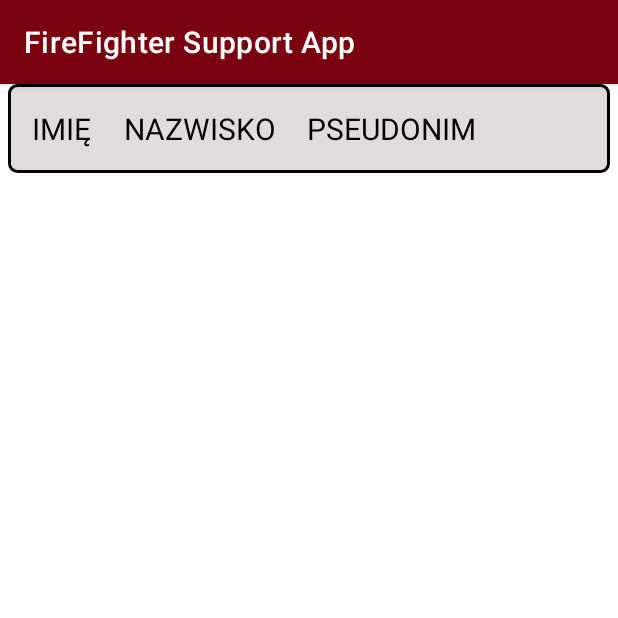
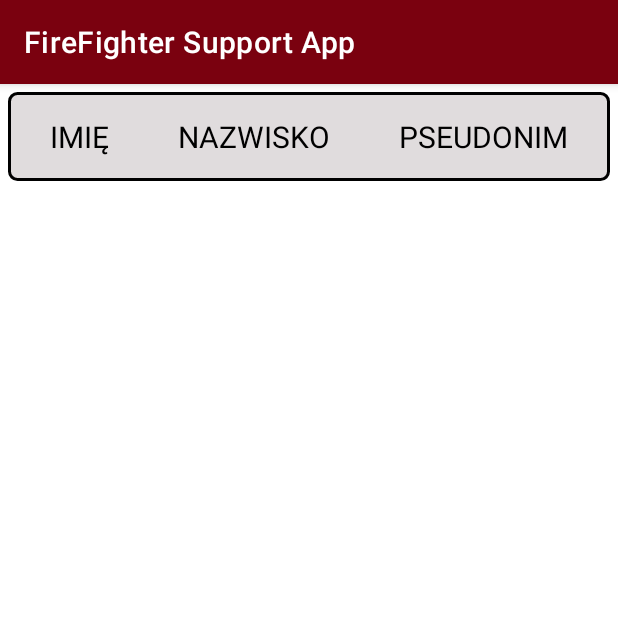
Before and after one commit to BartoszDolata/FirefighterSupportApp, an Android app: the DatabaseActivity screen opened directly, with no data from a screen before it, on a phone screen of 412 x 824 dp, the top half of it. Run offline under Robolectric (Android 15) with nearby library versions, the phone set to English and light mode, and no system bars.

Commit message:
Change layout_database

```diff
--- a/app/src/main/res/layout/activity_database.xml
+++ b/app/src/main/res/layout/activity_database.xml
@@ -7,56 +7,58 @@
     tools:context=".DatabaseActivity">
 
     <TableLayout
+        android:id="@+id/table"
         android:layout_width="match_parent"
         android:layout_height="wrap_content"
+        android:layout_margin="5dp"
+        android:background="@drawable/border"
         android:orientation="vertical"
-        android:layout_margin="5dp"
         android:padding="5dp"
-        android:textSize="18dp"
-        android:layout_marginEnd="0dp"
-        android:paddingEnd="0dp"
-        android:id="@+id/table"
-        android:background="@drawable/border"
-        tools:ignore="MissingConstraints">
+        android:textSize="18sp"
+        app:layout_constraintTop_toTopOf="parent"
+        tools:ignore="MissingConstraints"
+        tools:layout_editor_absoluteX="5dp">
 
         <TableRow
             android:layout_width="match_parent"
-            android:layout_height="wrap_content">
+            android:layout_height="match_parent">
 
             <TextView
                 android:id="@+id/textView"
                 android:layout_width="match_parent"
                 android:layout_height="match_parent"
-            android:textSize="20dp"
-            android:textColor="@color/black"
                 android:layout_margin="5dp"
                 android:padding="5dp"
-            android:gravity="right"
-            android:text="@string/name"/>
+                android:layout_weight="1"
+                android:text="@string/name"
+                android:textColor="@color/black"
+                android:textSize="20sp"
+                android:textAlignment="center"/>
 
             <TextView
                 android:id="@+id/textView2"
                 android:layout_width="match_parent"
                 android:layout_height="match_parent"
-            android:textSize="20dp"
-            android:textColor="@color/black"
                 android:layout_margin="5dp"
                 android:padding="5dp"
-            android:gravity="center_horizontal"
-            android:text="@string/surname" />
+                android:layout_weight="1"
+                android:text="@string/surname"
+                android:textColor="@color/black"
+                android:textSize="20sp"
+                android:textAlignment="center"/>
 
             <TextView
                 android:id="@+id/textView3"
                 android:layout_width="match_parent"
                 android:layout_height="match_parent"
-            android:textSize="20dp"
+                android:layout_margin="5dp"
+                android:layout_marginEnd="0dp"
+                android:padding="5dp"
+                android:layout_weight="1"
+                android:text="@string/nick"
                 android:textColor="@color/black"
-            android:layout_margin="5dp"
-            android:padding="5dp"
-            android:layout_marginEnd="0dp"
-            android:paddingEnd="0dp"
-            android:gravity="left"
-            android:text="@string/nick"/>
+                android:textSize="20sp"
+                android:textAlignment="center"/>
 
         </TableRow>
 
```
Lines whose indentation alone changed are shown as unchanged.
